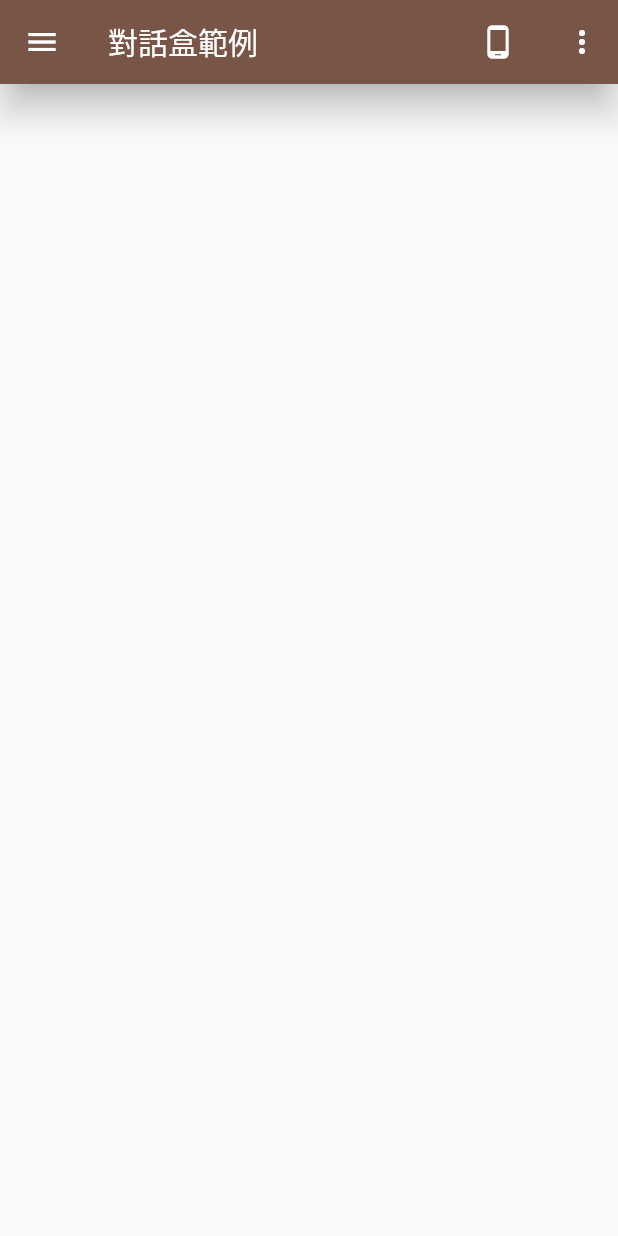
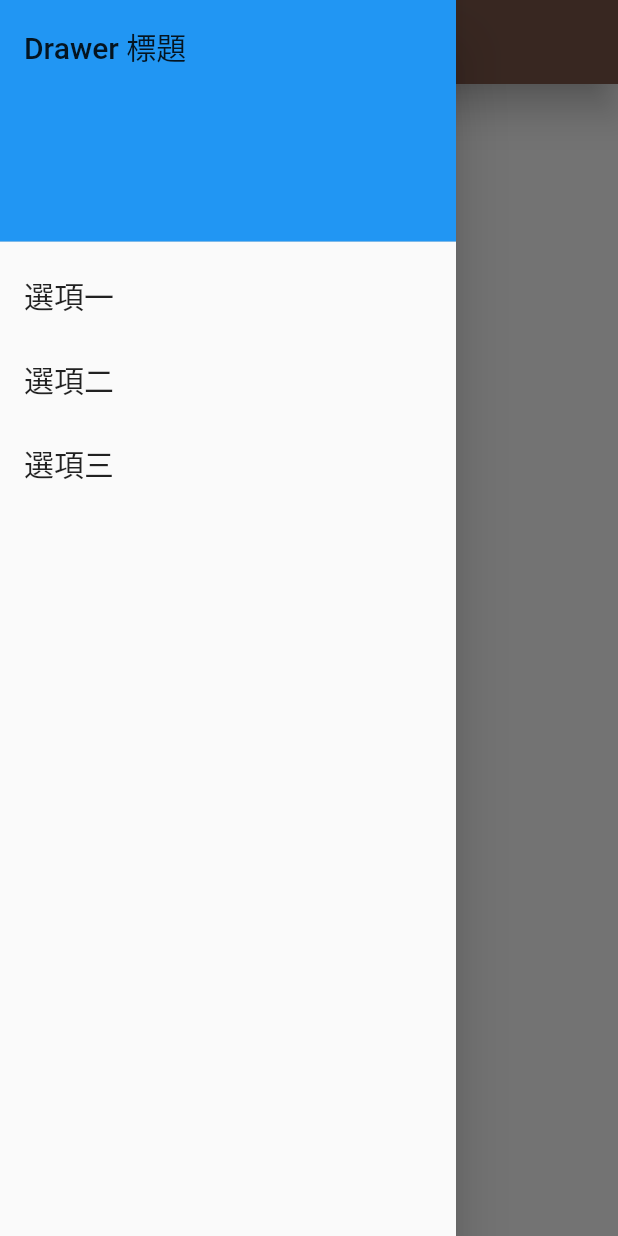
Before and after one commit to kaixsean/learning_flutter, a Flutter app: the screen it shows after launch, with the side drawer open (before the commit the screen has no drawer), on a phone screen of 412 x 824 dp. Run offline on Flutter 3.47's test engine with Material 2 defaults, Android fonts, the phone set to English and light mode, and no system bars; our stand-ins replace numberpicker.

Commit message:
feat: Drawer

```diff
--- a/lib/main.dart
+++ b/lib/main.dart
@@ -67,14 +67,52 @@ class MyHomePage extends StatelessWidget {
       },
     );
 
+    final drawer = Drawer(
+      child: ListView(
+        children: <Widget>[
+          const DrawerHeader(
+            decoration: BoxDecoration(color: Colors.blue),
+            child: Text(
+              'Drawer 標題',
+              style: TextStyle(fontSize: 20),
+            ),
+          ),
+          ListTile(
+            title: const Text(
+              '選項一',
+              style: TextStyle(fontSize: 20),
+            ),
+            onTap: () {
+              _msg.value = '選項一';
+              Navigator.pop(context);
+            },
+          ),
+          ListTile(
+            title: const Text(
+              '選項二',
+              style: TextStyle(fontSize: 20),
+            ),
+            onTap: () {
+              _msg.value = '選項二';
+              Navigator.pop(context);
+            },
+          ),
+          ListTile(
+            title: const Text(
+              '選項三',
+              style: TextStyle(fontSize: 20),
+            ),
+            onTap: () {
+              _msg.value = '選項三';
+              Navigator.pop(context);
+            },
+          ),
+        ],
+      ),
+    );
+
     final appBar = AppBar(
       title: const Text('對話盒範例'),
-      leading: InkWell(
-        child: const Icon(Icons.menu),
-        onTap: () => _msg.value = '你按下選單按鈕',
-      ),
-      automaticallyImplyLeading: false,
-      actions: <Widget>[btn, menu],
       centerTitle: false,
       backgroundColor: Colors.brown,
       elevation: 10,
@@ -105,6 +143,7 @@ class MyHomePage extends StatelessWidget {
         builder: _showMsg,
         valueListenable: _msg,
       ),
+      drawer: drawer,
     );
 
     return appHomePage;
```
